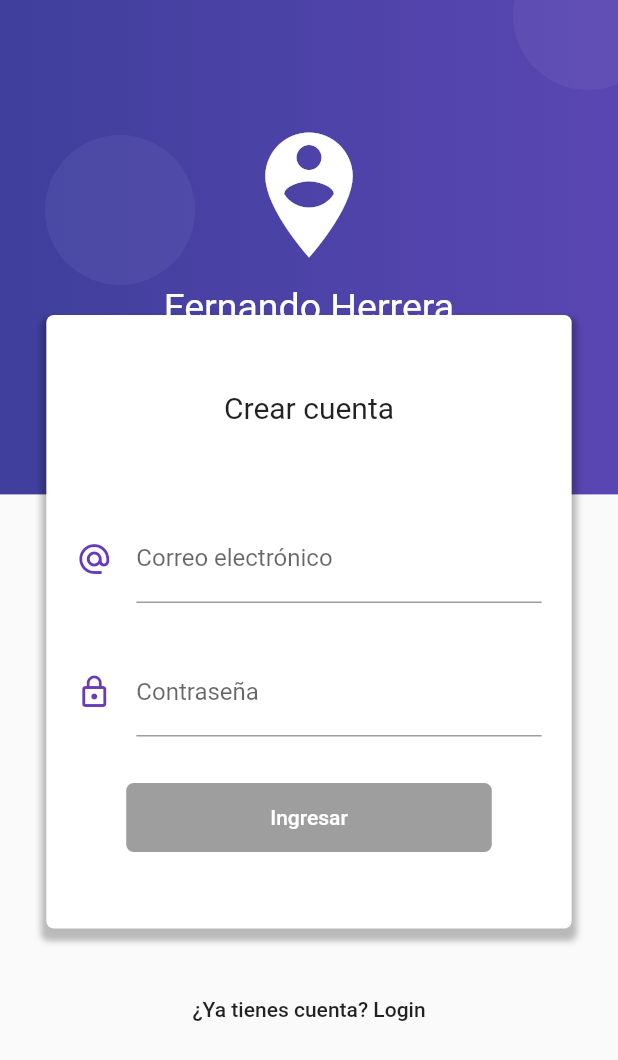
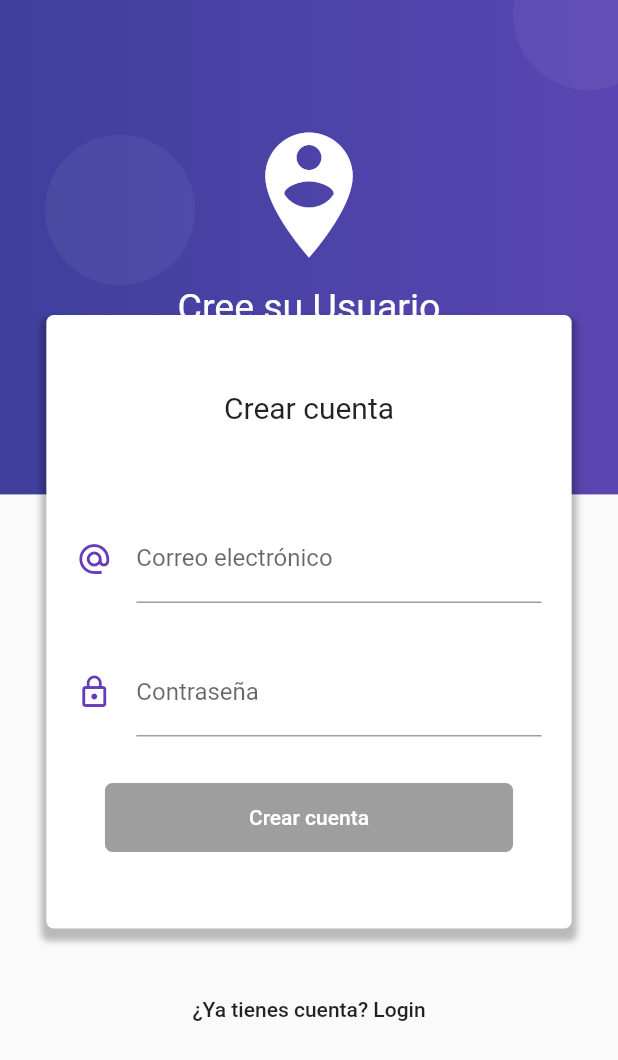
Before and after one commit to rimedar/productos-flutter-firebase-jwt, a Flutter app: the screen it shows after launch, after a tap on "Crear una nueva cuenta", on a phone screen of 412 x 824 dp. Shown: the top 1060 px of the screen. Run offline on Flutter 3.47's test engine with Material 2 defaults, Android fonts, the phone set to English and light mode, and no system bars; our stand-ins replace image_picker, rxdart, shared_preferences; missing offline and left inert: mime_type.

Commit message:
Proyeto Productos Flutter-Firebase

```diff
--- a/lib/src/pages/home_page.dart
+++ b/lib/src/pages/home_page.dart
@@ -11,7 +11,7 @@ class HomePage extends StatelessWidget {
     productosBloc.cargarProductos();
     return Scaffold(
       appBar: AppBar(
-        title: Text('Home'),
+        title: Text('Lista de Productos'),
       ),
       body: _crearListado(productosBloc),
       floatingActionButton: _crearBoton(context),
--- a/lib/src/pages/login_page.dart
+++ b/lib/src/pages/login_page.dart
@@ -54,7 +54,7 @@ class LoginPage extends StatelessWidget {
             ),
             child: Column(
               children: <Widget>[
-                Text('Ingreso', style: TextStyle(fontSize: 20.0)),
+                Text('Iniciar Sesión', style: TextStyle(fontSize: 20.0)),
                 SizedBox( height: 60.0 ),
                 _crearEmail( bloc ),
                 SizedBox( height: 30.0 ),
@@ -217,7 +217,7 @@ class LoginPage extends StatelessWidget {
             children: <Widget>[
               Icon( Icons.person_pin_circle, color: Colors.white, size: 100.0 ),
               SizedBox( height: 10.0, width: double.infinity ),
-              Text('Registro de Productos', style: TextStyle( color: Colors.white, fontSize: 25.0 ))
+              Text('Login', style: TextStyle( color: Colors.white, fontSize: 25.0 ))
             ],
           ),
         )
--- a/lib/src/pages/registro_page.dart
+++ b/lib/src/pages/registro_page.dart
@@ -146,7 +146,7 @@ class RegistroPage extends StatelessWidget {
         return RaisedButton(
           child: Container(
             padding: EdgeInsets.symmetric( horizontal: 80.0, vertical: 15.0),
-            child: Text('Ingresar'),
+            child: Text('Crear cuenta'),
           ),
           shape: RoundedRectangleBorder(
             borderRadius: BorderRadius.circular(5.0)
@@ -218,7 +218,7 @@ class RegistroPage extends StatelessWidget {
             children: <Widget>[
               Icon( Icons.person_pin_circle, color: Colors.white, size: 100.0 ),
               SizedBox( height: 10.0, width: double.infinity ),
-              Text('Fernando Herrera', style: TextStyle( color: Colors.white, fontSize: 25.0 ))
+              Text('Cree su Usuario', style: TextStyle( color: Colors.white, fontSize: 25.0 ))
             ],
           ),
         )
```
Also changed, not shown: lib/src/pages/producto_page.dart (+9 -4 lines).
